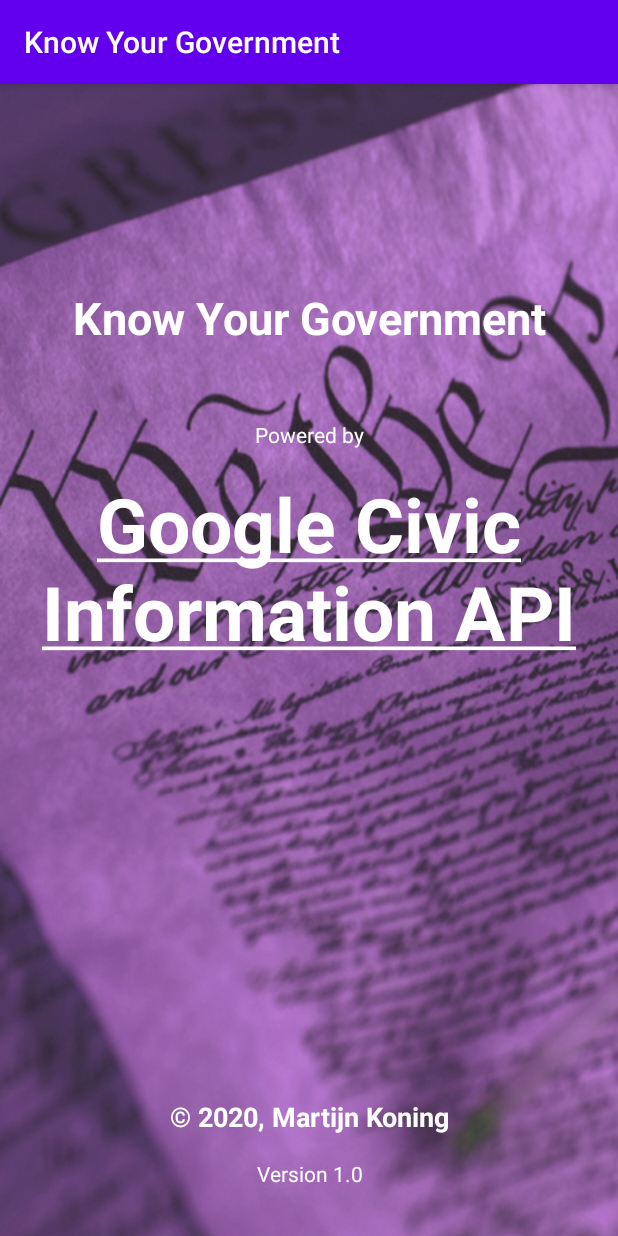
After one commit to mkoning-dev/KnowYourGovernment, an Android app: the About screen opened directly, with no data from a screen before it, on a phone screen of 412 x 824 dp. The commit adds this screen. Run offline under Robolectric (Android 15) with nearby library versions, the phone set to English and light mode, and no system bars.

Commit message:
Added "about" activity

```diff
--- a/app/src/main/AndroidManifest.xml
+++ b/app/src/main/AndroidManifest.xml
@@ -3,12 +3,14 @@
     package="com.martijnkoning.knowyourgovernment">
 
     <application
-        android:allowBackup="true"
         android:icon="@mipmap/ic_launcher"
         android:label="@string/app_name"
         android:roundIcon="@mipmap/ic_launcher_round"
         android:supportsRtl="true"
-        android:theme="@style/AppTheme">
+        android:theme="@style/AppTheme"
+        android:fullBackupContent="@xml/backup_descriptor"
+        android:allowBackup="true">
+        <activity android:name=".About" />
         <activity android:name=".MainActivity">
             <intent-filter>
                 <action android:name="android.intent.action.MAIN" />
--- /dev/null
+++ b/app/src/main/java/com/martijnkoning/knowyourgovernment/About.java
@@ -0,0 +1,18 @@
+package com.martijnkoning.knowyourgovernment;
+
+import android.os.Bundle;
+import android.text.method.LinkMovementMethod;
+import android.widget.TextView;
+
+import androidx.appcompat.app.AppCompatActivity;
+
+public class About extends AppCompatActivity {
+    @Override
+    protected void onCreate(Bundle savedInstanceState) {
+        super.onCreate(savedInstanceState);
+        setContentView(R.layout.activity_about);
+
+        TextView url = findViewById(R.id.google);
+        url.setMovementMethod(LinkMovementMethod.getInstance());
+    }
+}
--- a/app/src/main/java/com/martijnkoning/knowyourgovernment/MainActivity.java
+++ b/app/src/main/java/com/martijnkoning/knowyourgovernment/MainActivity.java
@@ -69,7 +69,8 @@ public class MainActivity extends AppCompatActivity implements View.OnClickListe
                 Toast.makeText(MainActivity.this, "Search selected", Toast.LENGTH_SHORT).show();
                 return true;
             case R.id.about:
-                Toast.makeText(MainActivity.this, "About selected", Toast.LENGTH_SHORT).show();
+                Intent about = new Intent(this, About.class);
+                startActivity(about);
                 return true;
             default:
                 return super.onOptionsItemSelected(item);
--- /dev/null
+++ b/app/src/main/res/layout/activity_about.xml
@@ -0,0 +1,83 @@
+<?xml version="1.0" encoding="utf-8"?>
+<androidx.constraintlayout.widget.ConstraintLayout xmlns:android="http://schemas.android.com/apk/res/android"
+    xmlns:app="http://schemas.android.com/apk/res-auto"
+    android:layout_width="match_parent"
+    android:layout_height="match_parent"
+    android:background="@drawable/about">
+
+    <androidx.constraintlayout.widget.Guideline
+        android:id="@+id/guideline"
+        android:layout_width="wrap_content"
+        android:layout_height="wrap_content"
+        android:orientation="horizontal"
+        app:layout_constraintGuide_percent="0.26" />
+
+    <TextView
+        android:id="@+id/title"
+        android:layout_width="wrap_content"
+        android:layout_height="wrap_content"
+        android:layout_marginBottom="24dp"
+        android:text="@string/know_your_government"
+        android:textAlignment="center"
+        android:textColor="#FFFFFF"
+        android:textSize="30sp"
+        android:textStyle="bold"
+        app:layout_constraintBottom_toTopOf="@+id/guideline"
+        app:layout_constraintEnd_toEndOf="parent"
+        app:layout_constraintStart_toStartOf="parent" />
+
+    <TextView
+        android:id="@+id/powered"
+        android:layout_width="wrap_content"
+        android:layout_height="wrap_content"
+        android:layout_marginTop="24dp"
+        android:text="@string/powered_by"
+        android:textAlignment="center"
+        android:textColor="#FFFFFF"
+        app:layout_constraintEnd_toEndOf="parent"
+        app:layout_constraintStart_toStartOf="parent"
+        app:layout_constraintTop_toTopOf="@+id/guideline" />
+
+    <TextView
+        android:id="@+id/google"
+        android:layout_width="wrap_content"
+        android:layout_height="wrap_content"
+        android:layout_marginTop="16dp"
+        android:text="@string/google_civic_information_api"
+        android:textAlignment="center"
+        android:textColor="#FFFFFF"
+        android:textColorLink="#FFFFFF"
+        android:textSize="50sp"
+        android:textStyle="bold"
+        app:layout_constraintEnd_toEndOf="parent"
+        app:layout_constraintStart_toStartOf="parent"
+        app:layout_constraintTop_toBottomOf="@+id/powered" />
+
+    <TextView
+        android:id="@+id/copyright"
+        android:layout_width="wrap_content"
+        android:layout_height="wrap_content"
+        android:layout_marginBottom="16dp"
+        android:text="@string/_2020_martijn_koning"
+        android:textAlignment="center"
+        android:textColor="#FFFFFF"
+        android:textSize="18sp"
+        android:textStyle="bold"
+        app:layout_constraintBottom_toTopOf="@+id/version"
+        app:layout_constraintEnd_toEndOf="parent"
+        app:layout_constraintStart_toStartOf="parent" />
+
+    <TextView
+        android:id="@+id/version"
+        android:layout_width="wrap_content"
+        android:layout_height="wrap_content"
+        android:layout_marginBottom="32dp"
+        android:text="@string/version_1_0"
+        android:textAlignment="center"
+        android:textColor="#FFFFFF"
+        android:textSize="14sp"
+        app:layout_constraintBottom_toBottomOf="parent"
+        app:layout_constraintEnd_toEndOf="parent"
+        app:layout_constraintStart_toStartOf="parent" />
+
+</androidx.constraintlayout.widget.ConstraintLayout>
--- a/app/src/main/res/values/strings.xml
+++ b/app/src/main/res/values/strings.xml
@@ -3,4 +3,9 @@
     <string name="separator">Separator</string>
     <string name="about">About</string>
     <string name="search">Search</string>
+    <string name="version_1_0">Version 1.0</string>
+    <string name="_2020_martijn_koning">© 2020, Martijn Koning</string>
+    <string name="google_civic_information_api"><a href="https://developers.google.com/civic-information/">Google Civic Information API</a></string>
+    <string name="powered_by">Powered by</string>
+    <string name="know_your_government">Know Your Government</string>
 </resources>
--- /dev/null
+++ b/app/src/main/res/xml/backup_descriptor.xml
@@ -0,0 +1,4 @@
+<?xml version="1.0" encoding="utf-8"?>
+<full-backup-content>
+    <!-- Exclude specific shared preferences that contain GCM registration Id -->
+</full-backup-content>
```
